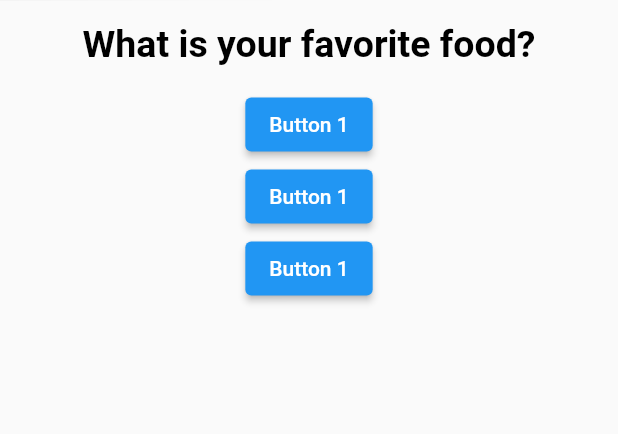
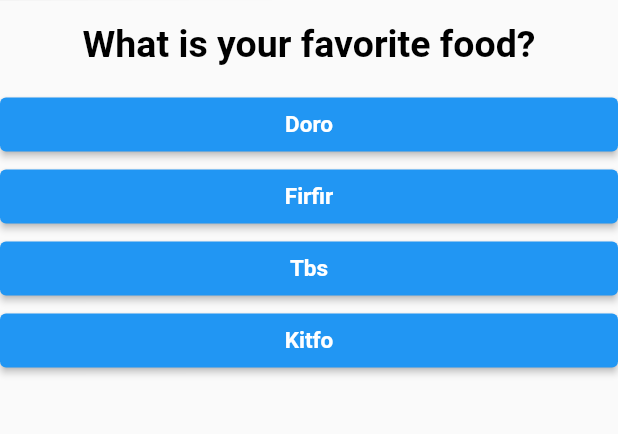
Before and after one commit to ramonyohannes/fetena_app, a Flutter app: the screen it shows after launch, on a phone screen of 412 x 824 dp, the part 84-518 px from its top. Run offline on Flutter 3.47's test engine with Material 2 defaults, Android fonts, the phone set to English and light mode, and no system bars.

Commit message:
feat: added question and answer widgets

```diff
--- a/lib/main.dart
+++ b/lib/main.dart
@@ -11,7 +11,7 @@ class MyApp extends StatelessWidget {
   Widget build(BuildContext context) {
     return const MaterialApp(
       title: 'Material App',
-      home: HomePage()
+      home: HomePage(),
     );
   }
 }
--- a/lib/screens/home_page.dart
+++ b/lib/screens/home_page.dart
@@ -1,7 +1,35 @@
 import 'package:flutter/material.dart';
 
-class HomePage extends StatelessWidget {
+class HomePage extends StatefulWidget {
   const HomePage({super.key});
+
+  @override
+  State<HomePage> createState() => _HomePageState();
+}
+
+class _HomePageState extends State<HomePage> {
+  final List questions = [
+    {
+      "question": "What is your favorite food?",
+      "answer": ["Doro", "Firfir", "Tbs", "Kitfo"]
+    },
+    {
+      "question": "What is your favorite drink?",
+      "answer": ["Ambo", "Water", "Beer", "Wine"]
+    },
+    {
+      "question": "Who is your favorite dog?",
+      "answer": ["Mika", "Poni", "Amigo", "Lucy"]
+    },
+  ];
+
+  int questionIndex = 0;
+
+  void changeQuestionIndex() {
+    setState(() {
+      questionIndex = questionIndex + 1;
+    });
+  }
 
   @override
   Widget build(BuildContext context) {
@@ -21,28 +49,33 @@ class HomePage extends StatelessWidget {
       body: Center(
         child: Column(
           children: [
-            const Padding(
-              padding: EdgeInsets.all(15.0),
+            Padding(
+              padding: const EdgeInsets.all(15.0),
               child: Text(
-                "What is your favorite food?",
-                style: TextStyle(
+                questions[questionIndex]["question"],
+                style: const TextStyle(
                   fontSize: 25,
                   fontWeight: FontWeight.bold,
                   color: Colors.black,
                 ),
               ),
             ),
-            ElevatedButton(
-              onPressed: () {},
-              child: const Text("Button 1"),
-            ),
-            ElevatedButton(
-              onPressed: () {},
-              child: const Text("Button 1"),
-            ),
-            ElevatedButton(
-              onPressed: () {},
-              child: const Text("Button 1"),
+            ...questions[questionIndex]["answer"].map(
+              (questionText) {
+                return SizedBox(
+                  width: double.infinity,
+                  child: ElevatedButton(
+                    onPressed: () => changeQuestionIndex(),
+                    child: Text(
+                      questionText,
+                      style: const TextStyle(
+                        fontWeight: FontWeight.bold,
+                        fontSize: 15,
+                      ),
+                    ),
+                  ),
+                );
+              },
             )
           ],
         ),
```
